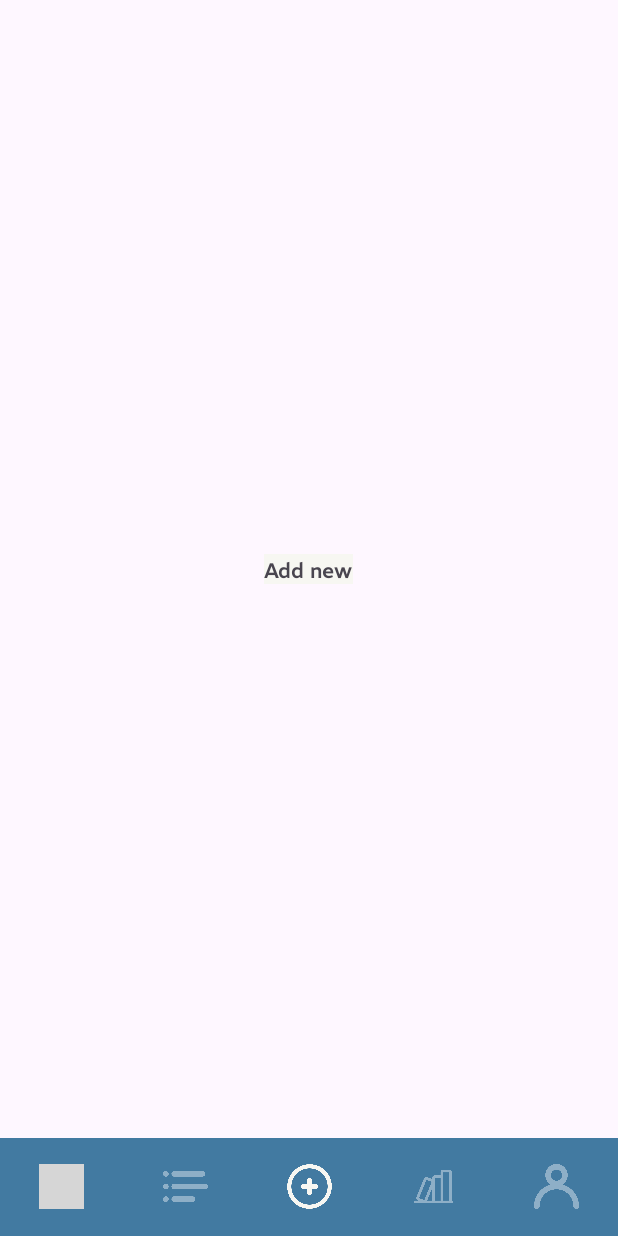
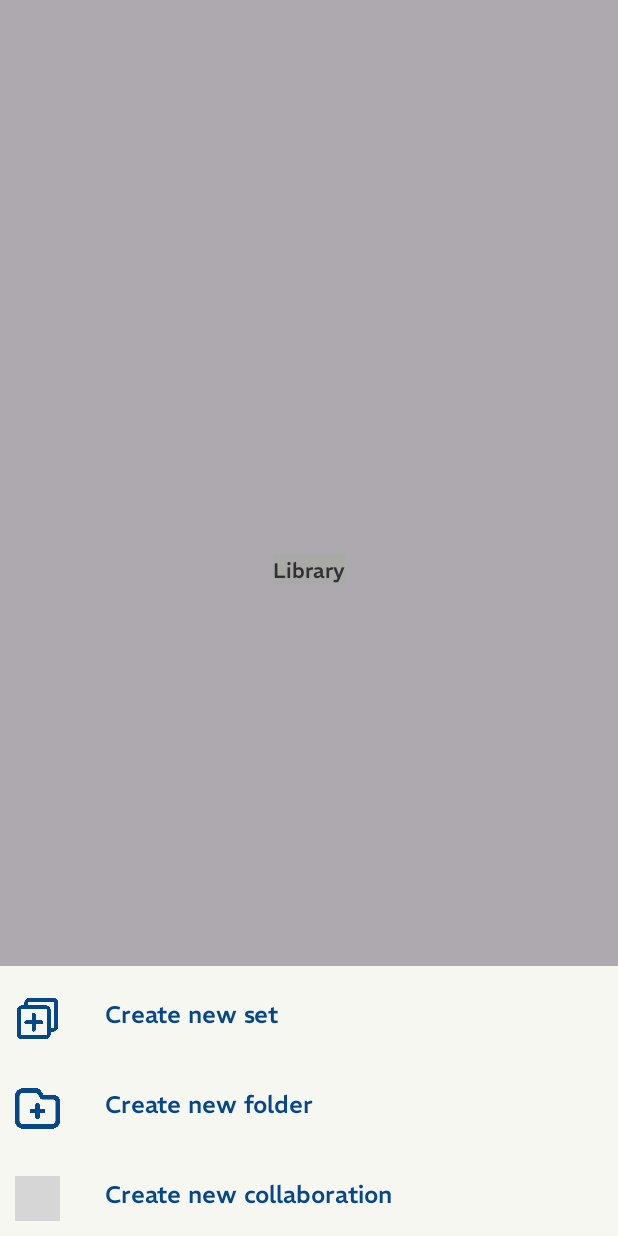
Before and after one commit to nikosiz/MALLet, an Android app: the screen it shows after launch (MainActivity), item 3 of the bottom bar chosen, on a phone screen of 412 x 824 dp. Run offline under Robolectric (Android 15) with nearby library versions, the phone set to English and light mode, and no system bars; grey boxes are pictures that could not be loaded.

Commit message:
Added ADD NEW sheet

```diff
--- a/app/src/main/java/com/example/mallet/MainActivity.java
+++ b/app/src/main/java/com/example/mallet/MainActivity.java
@@ -5,9 +5,20 @@ import androidx.fragment.app.Fragment;
 import androidx.fragment.app.FragmentManager;
 import androidx.fragment.app.FragmentTransaction;
 
+import android.app.Dialog;
+import android.graphics.Color;
+import android.graphics.drawable.ColorDrawable;
 import android.os.Bundle;
+import android.view.Gravity;
+import android.view.View;
+import android.view.ViewGroup;
+import android.view.Window;
+import android.widget.ImageView;
+import android.widget.LinearLayout;
+import android.widget.Toast;
 
 import com.example.mallet.databinding.ActivityMainBinding;
+import com.google.android.material.floatingactionbutton.FloatingActionButton;
 
 public class MainActivity extends AppCompatActivity {
 
@@ -37,7 +48,8 @@ public class MainActivity extends AppCompatActivity {
             } else if (itemId == R.id.bottom_nav_library) {
                 replaceFragment(new LibraryFragment());
             } else if (itemId == R.id.bottom_nav_add_new) {
-                replaceFragment(new AddNewFragment());
+                showBottomDialog();
+                //replaceFragment(new AddNewFragment());
             } else if (itemId == R.id.bottom_nav_your_library) {
                 replaceFragment(new YourFragment());
             } else if (itemId == R.id.bottom_nav_profile) {
@@ -59,4 +71,52 @@ public class MainActivity extends AppCompatActivity {
         fragmentTransaction.commit();
     }
 
+    private void showBottomDialog() {
+
+        final Dialog dialog = new Dialog(this);
+        dialog.requestWindowFeature(Window.FEATURE_NO_TITLE);
+        dialog.setContentView(R.layout.add_new_sheet);
+
+        LinearLayout createSet = dialog.findViewById(R.id.add_new_sheet_create_set);
+        LinearLayout createFolder = dialog.findViewById(R.id.add_new_sheet_create_folder);
+        LinearLayout createCollaboration = dialog.findViewById(R.id.add_new_sheet_create_collaboration);
+
+        createSet.setOnClickListener(new View.OnClickListener() {
+            @Override
+            public void onClick(View v) {
+
+                dialog.dismiss();
+                Toast.makeText(MainActivity.this, "Create new set was clicked", Toast.LENGTH_SHORT).show();
+
+            }
+        });
+
+        createFolder.setOnClickListener(new View.OnClickListener() {
+            @Override
+            public void onClick(View v) {
+
+                dialog.dismiss();
+                Toast.makeText(MainActivity.this, "Create new folder was clicked", Toast.LENGTH_SHORT).show();
+
+            }
+        });
+
+        createCollaboration.setOnClickListener(new View.OnClickListener() {
+            @Override
+            public void onClick(View v) {
+
+                dialog.dismiss();
+                Toast.makeText(MainActivity.this, "Create new collaboration was clicked", Toast.LENGTH_SHORT).show();
+
+            }
+        });
+
+        dialog.show();
+        dialog.getWindow().setLayout(ViewGroup.LayoutParams.MATCH_PARENT, ViewGroup.LayoutParams.WRAP_CONTENT);
+        dialog.getWindow().setBackgroundDrawable(new ColorDrawable(Color.TRANSPARENT));
+        //dialog.getWindow().getAttributes().windowAnimations = R.style.DialogAnimation;
+        dialog.getWindow().setGravity(Gravity.BOTTOM);
+
+    }
+
 }
--- a/app/src/main/res/layout/activity_main.xml
+++ b/app/src/main/res/layout/activity_main.xml
@@ -15,6 +15,7 @@
         app:layout_constraintStart_toStartOf="parent"
         app:layout_constraintTop_toTopOf="parent" />
 
+    <!-- TODO: poprawić zmianę koloru w ADD NEW -->
     <com.google.android.material.bottomnavigation.BottomNavigationView
         android:id="@+id/bottomNavigationView"
         android:layout_width="match_parent"
@@ -33,4 +34,5 @@
         app:menu="@menu/bottom_nav_menu">
 
     </com.google.android.material.bottomnavigation.BottomNavigationView>
+
 </androidx.constraintlayout.widget.ConstraintLayout>
--- /dev/null
+++ b/app/src/main/res/layout/add_new_sheet.xml
@@ -0,0 +1,82 @@
+<?xml version="1.0" encoding="utf-8"?>
+<LinearLayout xmlns:android="http://schemas.android.com/apk/res/android"
+    xmlns:app="http://schemas.android.com/apk/res-auto"
+    android:layout_width="match_parent"
+    android:layout_height="match_parent"
+    android:background="@color/white"
+    android:orientation="vertical">
+
+
+    <LinearLayout
+        android:id="@+id/add_new_sheet_create_set"
+        android:layout_width="match_parent"
+        android:layout_height="wrap_content"
+        android:layout_marginTop="10dp"
+        android:orientation="horizontal"
+        android:padding="10dp">
+
+        <ImageView
+            android:layout_width="30dp"
+            android:layout_height="30dp"
+            android:src="@drawable/ic_new_set"
+            app:tint="@color/primary_blue" />
+
+        <TextView
+            android:layout_width="wrap_content"
+            android:layout_height="wrap_content"
+            android:layout_marginLeft="30dp"
+            android:text="Create new set"
+            android:textColor="@color/primary_blue"
+            android:textSize="16sp" />
+
+    </LinearLayout>
+
+    <LinearLayout
+        android:id="@+id/add_new_sheet_create_folder"
+        android:layout_width="match_parent"
+        android:layout_height="wrap_content"
+        android:layout_marginTop="10dp"
+        android:orientation="horizontal"
+        android:padding="10dp">
+
+        <ImageView
+            android:layout_width="30dp"
+            android:layout_height="30dp"
+            android:src="@drawable/ic_new_folder"
+            app:tint="@color/primary_blue" />
+
+        <TextView
+            android:layout_width="wrap_content"
+            android:layout_height="wrap_content"
+            android:layout_marginLeft="30dp"
+            android:text="Create new folder"
+            android:textColor="@color/primary_blue"
+            android:textSize="16sp" />
+
+    </LinearLayout>
+
+    <LinearLayout
+        android:id="@+id/add_new_sheet_create_collaboration"
+        android:layout_width="match_parent"
+        android:layout_height="wrap_content"
+        android:layout_marginTop="10dp"
+        android:orientation="horizontal"
+        android:padding="10dp">
+
+        <ImageView
+            android:layout_width="30dp"
+            android:layout_height="30dp"
+            android:src="@drawable/ic_new_collaboration"
+            app:tint="@color/primary_blue" />
+
+        <TextView
+            android:layout_width="wrap_content"
+            android:layout_height="wrap_content"
+            android:layout_marginLeft="30dp"
+            android:text="Create new collaboration"
+            android:textColor="@color/primary_blue"
+            android:textSize="16sp" />
+
+    </LinearLayout>
+
+</LinearLayout>
```
Also changed, not shown: app/src/main/res/drawable/ic_home.png (added), app/src/main/res/drawable/ic_new_folder.png (added), app/src/main/res/drawable/ic_new_set.png (added).
